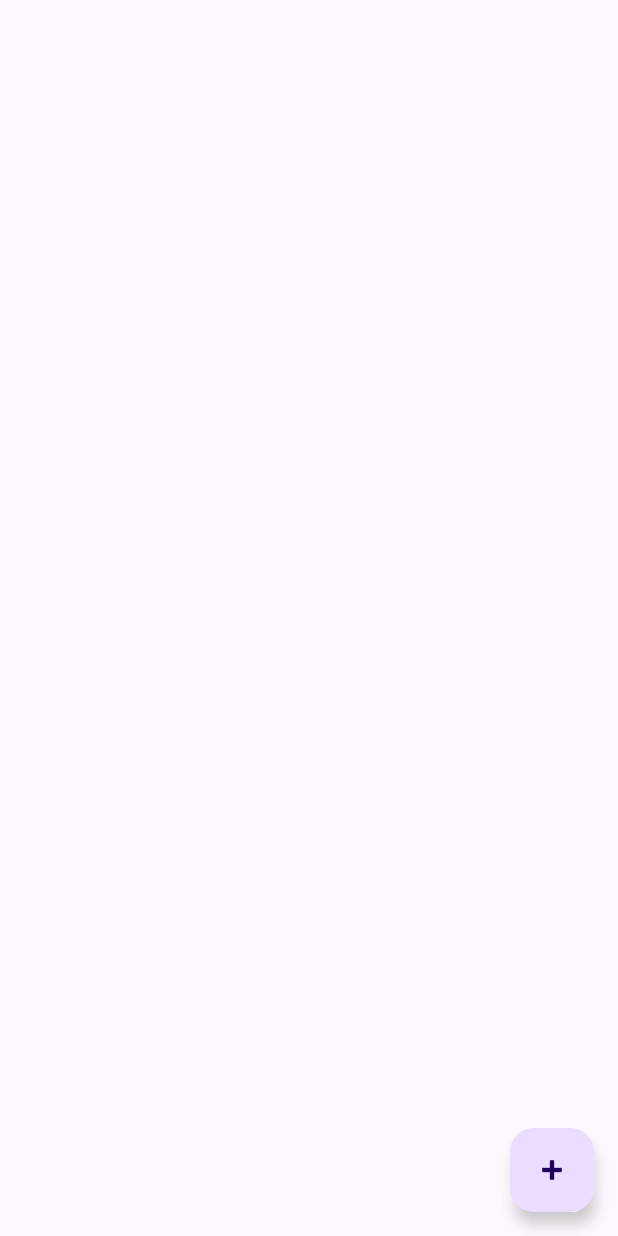
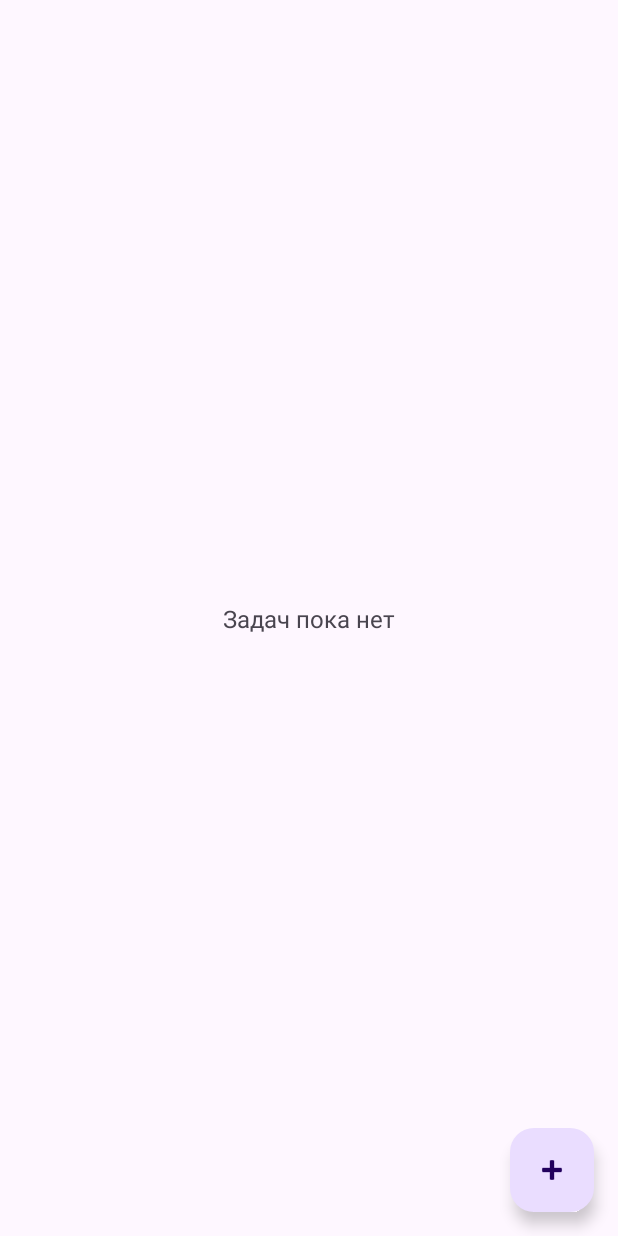
Before and after one commit to TDS03/taskcalendar, an Android app: the screen it shows after launch (MainActivity), on a phone screen of 412 x 824 dp. Run offline under Robolectric (Android 15) with nearby library versions, the phone set to English and light mode, and no system bars; our stand-ins replace Room's generated code.

Commit message:
"Сделан этап 4"

```diff
--- a/app/build.gradle.kts
+++ b/app/build.gradle.kts
@@ -54,4 +54,6 @@ dependencies {
     implementation("androidx.room:room-runtime:2.8.4")
     implementation("androidx.room:room-ktx:2.8.4")
     ksp("androidx.room:room-compiler:2.8.4")
+    implementation("androidx.lifecycle:lifecycle-viewmodel-ktx:2.9.0")
+    implementation("androidx.lifecycle:lifecycle-runtime-ktx:2.9.0")
 }
--- a/app/src/main/java/ru/kgu/taskcalendar/MainActivity.kt
+++ b/app/src/main/java/ru/kgu/taskcalendar/MainActivity.kt
@@ -2,45 +2,48 @@ package ru.kgu.taskcalendar
 
 import android.content.Intent
 import android.os.Bundle
+import android.view.View
+import android.widget.TextView
+import androidx.activity.viewModels
 import androidx.appcompat.app.AppCompatActivity
-import androidx.lifecycle.lifecycleScope
 import androidx.recyclerview.widget.LinearLayoutManager
 import androidx.recyclerview.widget.RecyclerView
 import com.google.android.material.floatingactionbutton.FloatingActionButton
-import kotlinx.coroutines.launch
 
 class MainActivity : AppCompatActivity() {
 
-    private lateinit var rvTasks: RecyclerView
+    private val taskViewModel: TaskViewModel by viewModels()
 
     override fun onCreate(savedInstanceState: Bundle?) {
         super.onCreate(savedInstanceState)
         setContentView(R.layout.activity_main)
 
-        rvTasks = findViewById(R.id.rvTasks)
-        rvTasks.layoutManager = LinearLayoutManager(this)
+        val recycler = findViewById<RecyclerView>(R.id.rvTasks)
+        val emptyText = findViewById<TextView>(R.id.tvEmpty)
+        val addButton = findViewById<FloatingActionButton>(R.id.fabAdd)
 
-        findViewById<FloatingActionButton>(R.id.fabAdd).setOnClickListener {
+        val taskAdapter = TaskAdapter { task ->
+            val intent = Intent(this, TaskDetailActivity::class.java)
+            intent.putExtra("task_title", task.title)
+            intent.putExtra("task_date", task.date)
+            intent.putExtra("task_is_done", task.isDone)
+            startActivity(intent)
+        }
+        recycler.layoutManager = LinearLayoutManager(this)
+        recycler.adapter = taskAdapter
+
+        taskViewModel.tasks.observe(this) { list ->
+            taskAdapter.updateList(list)
+            emptyText.visibility = if (list.isEmpty()) View.VISIBLE else View.GONE
+        }
+
+        addButton.setOnClickListener {
             startActivity(Intent(this, AddTaskActivity::class.java))
         }
-    }
 
-    override fun onResume() {
-        super.onResume()
-        loadTasks()
-    }
-
-    private fun loadTasks() {
-        val db = AppDatabase.getInstance(this)
-        lifecycleScope.launch {
-            val tasks = db.taskStorage().fetchAllTasks()
-            rvTasks.adapter = TaskAdapter(tasks) { task ->
-                val intent = Intent(this@MainActivity, TaskDetailActivity::class.java)
-                intent.putExtra("task_title", task.title)
-                intent.putExtra("task_date", task.date)
-                intent.putExtra("task_is_done", task.isDone)
-                startActivity(intent)
-            }
+        addButton.setOnLongClickListener {
+            taskViewModel.addTask(Task(title = "Проверка", description = "", date = "01.11.2026"))
+            true
         }
     }
 }
--- a/app/src/main/java/ru/kgu/taskcalendar/TaskAdapter.kt
+++ b/app/src/main/java/ru/kgu/taskcalendar/TaskAdapter.kt
@@ -7,15 +7,20 @@ import android.widget.TextView
 import androidx.recyclerview.widget.RecyclerView
 
 class TaskAdapter(
-    private val tasks: List<Task>,
-    private val onItemClick: (Task) -> Unit
+    private val onTaskClick: (Task) -> Unit
 ) : RecyclerView.Adapter<TaskAdapter.TaskViewHolder>() {
+
+    private var items: List<Task> = emptyList()
 
     class TaskViewHolder(view: View) : RecyclerView.ViewHolder(view) {
         val tvTitle: TextView = view.findViewById(R.id.tvTitle)
         val tvDate: TextView = view.findViewById(R.id.tvDate)
+        val tvStatus: TextView = view.findViewById(R.id.tvStatus)
+    }
 
-        val tvStatus: TextView = view.findViewById(R.id.tvStatus)
+    fun updateList(newItems: List<Task>) {
+        items = newItems
+        notifyDataSetChanged()
     }
 
     override fun onCreateViewHolder(parent: ViewGroup, viewType: Int): TaskViewHolder {
@@ -23,13 +28,14 @@ class TaskAdapter(
             .inflate(R.layout.item_task, parent, false)
         return TaskViewHolder(view)
     }
+
     override fun onBindViewHolder(holder: TaskViewHolder, position: Int) {
-        val task = tasks[position]
+        val task = items[position]
         holder.tvTitle.text = task.title
         holder.tvDate.text = task.date
-        holder.tvStatus.text = if (task.isDone) "Выполнено" else "Не выполнено"
-        holder.itemView.setOnClickListener { onItemClick(task) }
+        holder.tvStatus.setText(if (task.isDone) R.string.status_done else R.string.status_pending)
+        holder.itemView.setOnClickListener { onTaskClick(task) }
     }
 
-    override fun getItemCount(): Int = tasks.size
+    override fun getItemCount(): Int = items.size
 }
--- /dev/null
+++ b/app/src/main/java/ru/kgu/taskcalendar/TaskRepository.kt
@@ -0,0 +1,20 @@
+package ru.kgu.taskcalendar
+
+import androidx.lifecycle.LiveData
+
+class TaskRepository(private val storage: TaskStorage) {
+
+    val tasksLive: LiveData<List<Task>> = storage.getTasksLive()
+
+    suspend fun saveTask(task: Task) {
+        storage.addTask(task)
+    }
+
+    suspend fun changeTask(task: Task) {
+        storage.editTask(task)
+    }
+
+    suspend fun deleteTask(task: Task) {
+        storage.removeTask(task)
+    }
+}
--- a/app/src/main/java/ru/kgu/taskcalendar/TaskStorage.kt
+++ b/app/src/main/java/ru/kgu/taskcalendar/TaskStorage.kt
@@ -5,6 +5,7 @@ import androidx.room.Delete
 import androidx.room.Insert
 import androidx.room.Query
 import androidx.room.Update
+import androidx.lifecycle.LiveData
 
 @Dao
 interface TaskStorage {
@@ -23,4 +24,7 @@ interface TaskStorage {
 
     @Query("SELECT * FROM tasks_table WHERE date = :selectedDate")
     suspend fun fetchTasksForDate(selectedDate: String): List<Task>
+
+    @Query("SELECT * FROM tasks_table ORDER BY date ASC")
+    fun getTasksLive(): LiveData<List<Task>>
 }
--- /dev/null
+++ b/app/src/main/java/ru/kgu/taskcalendar/TaskViewModel.kt
@@ -0,0 +1,37 @@
+package ru.kgu.taskcalendar
+
+import android.app.Application
+import androidx.lifecycle.AndroidViewModel
+import androidx.lifecycle.LiveData
+import androidx.lifecycle.viewModelScope
+import kotlinx.coroutines.launch
+
+class TaskViewModel(application: Application) : AndroidViewModel(application) {
+
+    private val repository: TaskRepository
+    val tasks: LiveData<List<Task>>
+
+    init {
+        val storage = AppDatabase.getInstance(application).taskStorage()
+        repository = TaskRepository(storage)
+        tasks = repository.tasksLive
+    }
+
+    fun addTask(task: Task) {
+        viewModelScope.launch {
+            repository.saveTask(task)
+        }
+    }
+
+    fun updateTask(task: Task) {
+        viewModelScope.launch {
+            repository.changeTask(task)
+        }
+    }
+
+    fun deleteTask(task: Task) {
+        viewModelScope.launch {
+            repository.deleteTask(task)
+        }
+    }
+}
--- a/app/src/main/res/layout/activity_main.xml
+++ b/app/src/main/res/layout/activity_main.xml
@@ -15,6 +15,18 @@
         app:layout_constraintStart_toStartOf="parent"
         app:layout_constraintEnd_toEndOf="parent" />
 
+    <TextView
+        android:id="@+id/tvEmpty"
+        android:layout_width="wrap_content"
+        android:layout_height="wrap_content"
+        android:text="@string/empty_list"
+        android:textSize="16sp"
+        android:visibility="gone"
+        app:layout_constraintTop_toTopOf="parent"
+        app:layout_constraintBottom_toBottomOf="parent"
+        app:layout_constraintStart_toStartOf="parent"
+        app:layout_constraintEnd_toEndOf="parent" />
+
     <com.google.android.material.floatingactionbutton.FloatingActionButton
         android:id="@+id/fabAdd"
         android:layout_width="wrap_content"
--- a/app/src/main/res/values/strings.xml
+++ b/app/src/main/res/values/strings.xml
@@ -3,4 +3,7 @@
     <string name="task1_text">Задача 1: Отжуманя 10 рас</string>
     <string name="task2_text">Задача 2:  Бегит пока!</string>
     <string name="task3_text">Задача 3:  Пресс денег</string>
+    <string name="status_done">Выполнено</string>
+    <string name="status_pending">Не выполнено</string>
+    <string name="empty_list">Задач пока нет</string>
 </resources>
```
Also changed, not shown: app/src/main/java/ru/kgu/taskcalendar/TaskDetailActivity.kt (+7 -16 lines).
